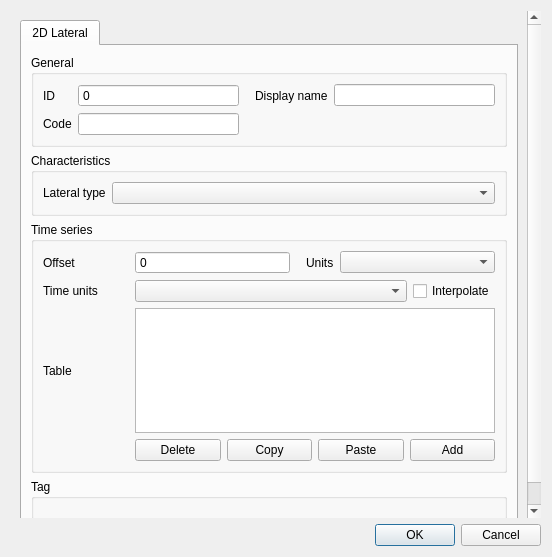
Above: threedi_schematisation_editor/forms/ui/lateral_2d.ui from nens/threedi-schematisation-editor before the change. Below: the same form after it.
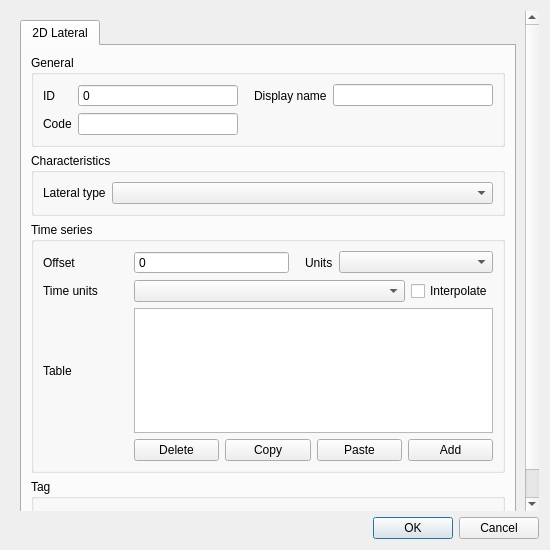
That is the form after the change.

```diff
--- a/threedi_schematisation_editor/forms/ui/lateral_2d.ui
+++ b/threedi_schematisation_editor/forms/ui/lateral_2d.ui
@@ -6,8 +6,8 @@
    <rect>
     <x>0</x>
     <y>0</y>
-    <width>552</width>
-    <height>557</height>
+    <width>550</width>
+    <height>550</height>
    </rect>
   </property>
   <property name="windowTitle">
@@ -27,8 +27,8 @@
        <rect>
         <x>0</x>
         <y>0</y>
-        <width>534</width>
-        <height>510</height>
+        <width>532</width>
+        <height>503</height>
        </rect>
       </property>
       <layout class="QGridLayout" name="gridLayout_7">
```
Left out of the diff: 7 changed lines with no effect on the pictures.
